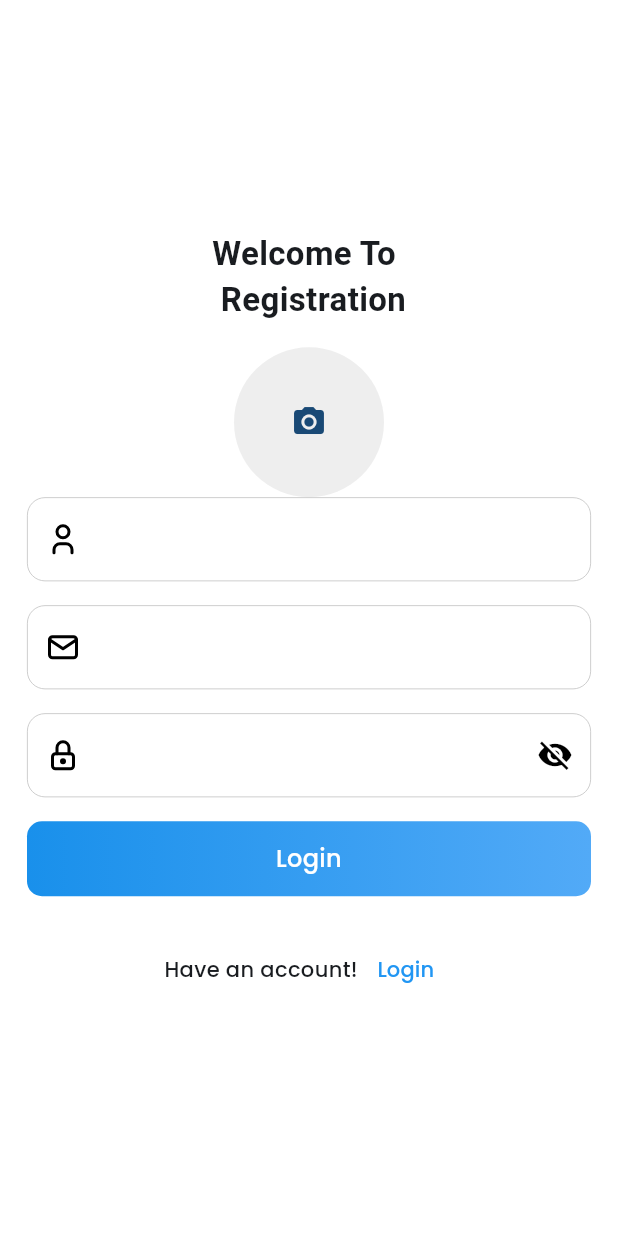
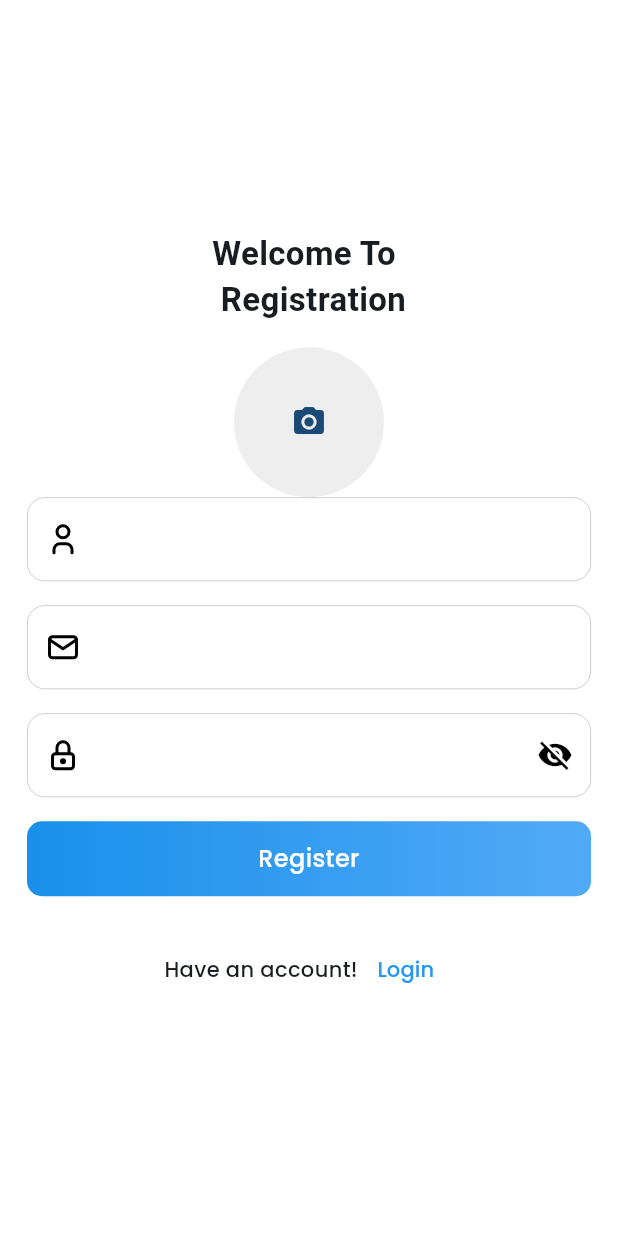
Before and after one commit to howlader97/Ecommerce_App, a Flutter app: the RegisterScreen screen opened by its route, on a phone screen of 412 x 824 dp. Run offline on Flutter 3.47's test engine with Material 3 defaults, Android fonts, the phone set to English and light mode, and no system bars; our stand-ins replace cached_network_image, carousel_slider, flutter_svg, flutter_tabler_icons, fluttertoast, get and 4 more; accounts and stored records are empty.

Commit message:
registraton inprogressing

```diff
--- a/lib/features/auth/controller/auth_controller.dart
+++ b/lib/features/auth/controller/auth_controller.dart
@@ -1,6 +1,5 @@
-import 'dart:io';
-
-import 'package:flutter/cupertino.dart';
+import 'package:ecommerce_app/common/widgets/custom_snackbar.dart';
+import 'package:ecommerce_app/routes/routes_name.dart';
 import 'package:flutter/material.dart';
 import 'package:get/get.dart';
 import 'package:ecommerce_app/features/auth/repository/auth_repository.dart';
@@ -10,23 +9,23 @@ class AuthController extends GetxController implements GetxService {
   final AuthRepository authRepository;
   AuthController({required this.authRepository});
 
-  final bool _isLoading=false;
+   bool _isLoading=false;
   bool get isLoading => _isLoading;
 
-  final TextEditingController _emailTEController=TextEditingController();
+   TextEditingController _emailTEController=TextEditingController();
   TextEditingController get emailTEController => _emailTEController;
 
-  final TextEditingController _passwordTEController =TextEditingController();
+   TextEditingController _passwordTEController =TextEditingController();
   TextEditingController get passwordTEController => _passwordTEController;
 
-  final TextEditingController _nameTEController=TextEditingController();
+   TextEditingController _nameTEController=TextEditingController();
   TextEditingController get nameTEController => _nameTEController;
 
 
-  File? _pickedImage;
-  File? get pickedImage => _pickedImage;
+  XFile? _pickedImage;
+  XFile? get pickedImage => _pickedImage;
 
-  void setPickedImage(File image){
+  void setPickedImage(XFile image){
     _pickedImage = image;
     update();
   }
@@ -34,7 +33,7 @@ class AuthController extends GetxController implements GetxService {
  Future<void> pickImage(ImageSource imageSource)async{
     final pickedFile= await ImagePicker().pickImage(source: imageSource);
     if(pickedFile != null){
-      _pickedImage=File(pickedFile.path);
+      _pickedImage=XFile(pickedFile.path);
       update();
     }
   }
@@ -70,4 +69,31 @@ class AuthController extends GetxController implements GetxService {
     );
   }
 
+
+  Future<void> getRegister() async{
+    _isLoading=true;
+    update();
+
+    Response response = await authRepository.getRegister({
+      "email": _emailTEController.text.trim(),
+      "password": _passwordTEController.text,
+      "name": _nameTEController.text.trim(),
+
+    },_pickedImage!
+    );
+
+    if(response.statusCode ==200 && response.body['status'] =="success"){
+      _isLoading=false;
+      update();
+      showCustomSnackBar("Register Successfully",isError: false);
+      Get.offAllNamed(RoutesName.login);
+    }else{
+      _isLoading=true;
+      update();
+      showCustomSnackBar('Register failed',isError: true);
+    }
+
+  }
+
+
 }
--- a/lib/features/auth/screens/register_screen.dart
+++ b/lib/features/auth/screens/register_screen.dart
@@ -1,3 +1,5 @@
+import 'dart:io';
+
 import 'package:ecommerce_app/features/auth/controller/auth_controller.dart';
 import 'package:ecommerce_app/features/auth/screens/login_screen.dart';
 import 'package:ecommerce_app/utils/dimensions.dart';
@@ -26,6 +28,7 @@ class _RegisterScreenState extends State<RegisterScreen> {
 
     return Scaffold(
       backgroundColor: Colors.white.withAlpha(480),
+      resizeToAvoidBottomInset: true,
       body: Container(
         padding: EdgeInsets.symmetric(
           horizontal: Dimensions.fontSizeExtraLarge,
@@ -43,15 +46,20 @@ class _RegisterScreenState extends State<RegisterScreen> {
                     style: TextStyle(fontSize: 22, fontWeight: FontWeight.w700),
                   ),
                   const SizedBox(height: Dimensions.paddingSizeDefault),
-                  CircleAvatar(
+                  InkWell(
+                    onTap: (){
+                      authController.chooseImageForm();
+                    },
+                    child: CircleAvatar(
                       radius: 50,
                       backgroundColor: Colors.grey.shade200,
                       backgroundImage: authController.pickedImage != null
-                    ? FileImage(authController.pickedImage!):null,
+                      ? FileImage(File(authController.pickedImage!.path)):null,
                       child: authController.pickedImage == null
                       ? IconButton(onPressed: (){
                         authController.chooseImageForm();
                       }, icon:const Icon(Icons.camera_alt) ):null
+                    ),
                   ),
 
 
@@ -86,11 +94,13 @@ class _RegisterScreenState extends State<RegisterScreen> {
                     },
                   ),
                   const SizedBox(height: Dimensions.paddingSizeDefault),
-                  CustomButton(
-                    buttonText: 'Login',
+                authController.isLoading?const CircularProgressIndicator():  CustomButton(
+                    buttonText: 'Register',
                     onPressed: () {
-                      if (_globalKey.currentState!.validate()) {}
-                    },
+                      if (_globalKey.currentState!.validate()) {
+                        authController.getRegister();
+                      }
+                    }
                   ),
                   const SizedBox(height: Dimensions.paddingSizeExtraLarge),
                   Row(
--- a/lib/utils/app_constants.dart
+++ b/lib/utils/app_constants.dart
@@ -1,14 +1,14 @@
 class AppConstants  {
-  static const String appName = 'NewsApp';
+  static const String appName = 'Ecommerce app';
   static const double appVersion = 1.0;
 
  // static const String baseUrl = 'http://147.182.165.199:8000';
 
 
-  static const String baseUrl = 'https://newsapi.org/v2/';
+  static const String baseUrl = 'https://beshibuy.com/api/';
   static const String token = '13a95b5efb8a4d708191f4072ba75e0e';
   static const String loginUri = '/auth/login';
-  static const String registerUri = '/register';
+  static const String registerUri = 'custom-register';
   static const String readyToMovePropertiesUri = '/properties/common/properties';
 
 
```
Also changed, not shown: lib/features/auth/repository/auth_repository.dart (+13 -7 lines). Lines whose indentation alone changed are shown as unchanged.
